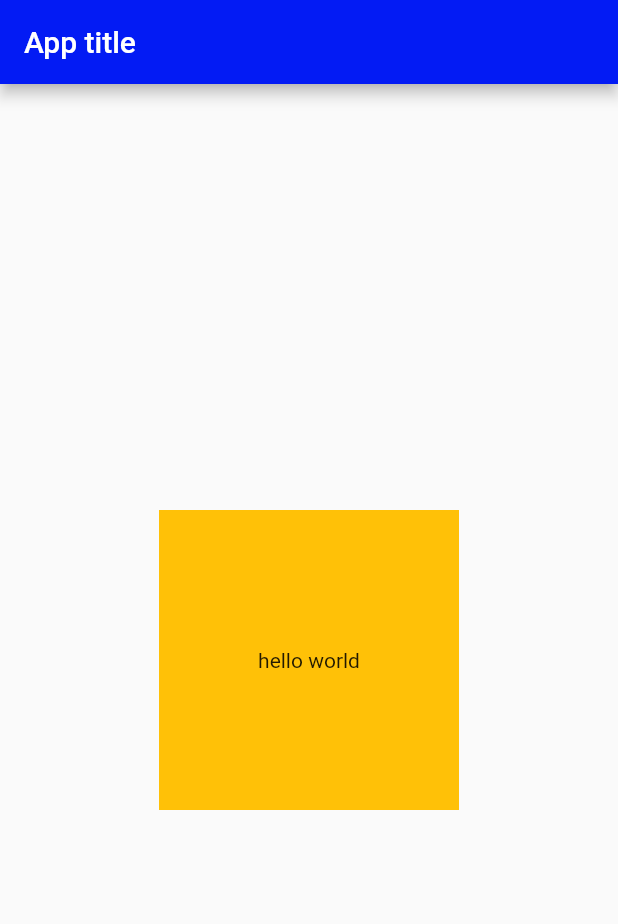
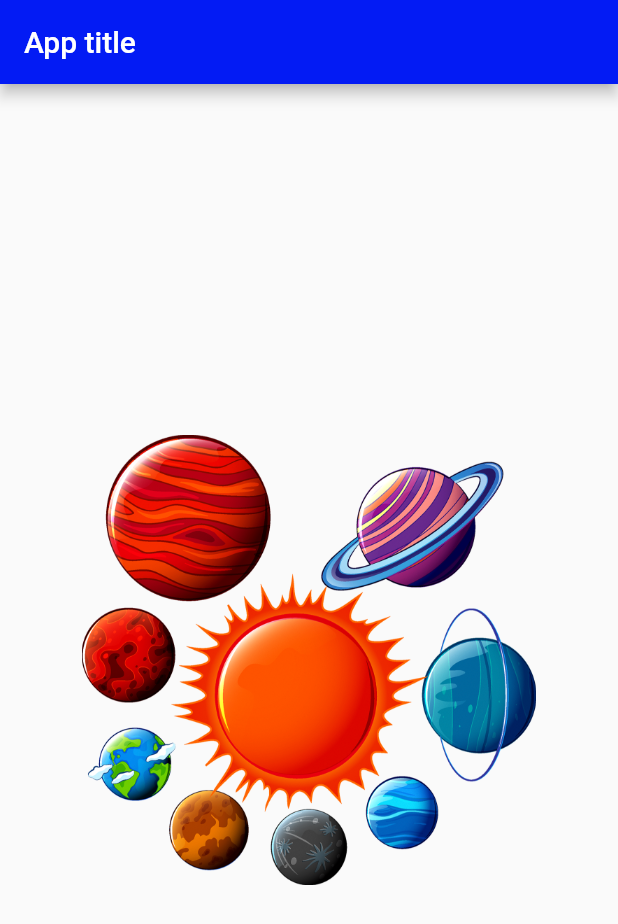
Before and after one commit to isharax9/Hello_Flutter, a Flutter app: the screen it shows after launch, on a phone screen of 412 x 824 dp. Shown: the top 924 px of the screen. Run offline on Flutter 3.47's test engine with Material 2 defaults, Android fonts, the phone set to English and light mode, and no system bars.

Commit message:
added some imgs
📌learned pubspec.yaml how works
📌added imgs to assets folder
📌edits dependency files

```diff
--- a/lib/main.dart
+++ b/lib/main.dart
@@ -17,16 +17,12 @@ class MyApp extends StatelessWidget {
           backgroundColor: const Color.fromARGB(255, 3, 27, 244),
         ),
         body: Center(
-            child: Container(
-              height: 200,
-              width: 200,
-              decoration: BoxDecoration(
-                borderRadius: BorderRadius.circular(0),
-                color: Colors.amber,
+          child: Image.asset(
+            "assets/space1.png",
+            height: 300,
           ),
-              child: const Center(child: Text("hello world")),
         ),
-          )),
+      ),
     );
   }
 }
--- a/pubspec.yaml
+++ b/pubspec.yaml
@@ -59,9 +59,8 @@ flutter:
   uses-material-design: true
 
   # To add assets to your application, add an assets section, like this:
-  # assets:
-  #   - images/a_dot_burr.jpeg
-  #   - images/a_dot_ham.jpeg
+  assets:
+    - assets/
 
   # An image asset can refer to one or more resolution-specific "variants", see
   # https://flutter.dev/assets-and-images/#resolution-aware
```
Also changed, not shown: assets/space1.png (added), assets/space2.png (added), assets/space3.png (added). Lines whose indentation alone changed are shown as unchanged.
